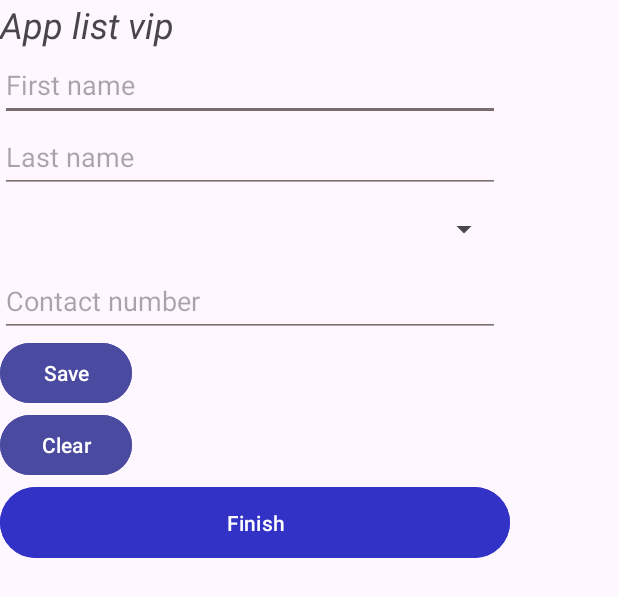
After one commit to LucasFariaTDS/App_Cursos, an Android app: the layout activity_spinner.xml on its own in the app's theme, with its tools: preview values and no code run, on a phone screen of 412 x 824 dp. The commit adds this screen. Shown: the top 597 px of the screen. Run offline under Robolectric (Android 15) with nearby library versions, the phone set to English and light mode, and no system bars.

Commit message:
activity_spinner att

```diff
--- a/app/src/main/java/com/example/app/database/DB.java
+++ b/app/src/main/java/com/example/app/database/DB.java
@@ -22,7 +22,7 @@ public class DB extends SQLiteOpenHelper implements BaseColumns {
     @Override
     public void onCreate(SQLiteDatabase sqLiteDatabase) {
         String criarDB = "CREATE TABLE " + DB.Table +
-                " ( " + DB.ID + " INTEGER PRIMARY KEY, "
+                "( " + DB.ID + " INTEGER PRIMARY KEY, "
                 + DB.Name + " text, "
                 + DB.LastName + " text, "
                 + DB.NumberContact + " text, "
--- a/app/src/main/java/com/example/app/view/MainActivity.java
+++ b/app/src/main/java/com/example/app/view/MainActivity.java
@@ -1,8 +1,6 @@
 package com.example.app.view;
 
 import android.os.Bundle;
-import android.view.View;
-import android.widget.AdapterView;
 import android.widget.ArrayAdapter;
 import android.widget.Button;
 import android.widget.EditText;
@@ -20,8 +18,10 @@ import com.example.app.model.People;
 public class MainActivity extends AppCompatActivity {
     private Button button_save, button_finish, button_clear;
     private EditText edit_first_name, edit_last_name, edit_contact_number;
+    private Spinner spinner_course;
     private PeopleController peopleController;
-    private Spinner edit_desired_course;
+    private DBController dbController;
+
 
     @Override
     protected void onCreate(Bundle savedInstanceState) {
@@ -29,16 +29,8 @@ public class MainActivity extends AppCompatActivity {
         EdgeToEdge.enable(this);
         setContentView(R.layout.activity_main);
 
-        edit_desired_course = findViewById(R.id.spinner_course);
-        ArrayAdapter<CharSequence> adapter = ArrayAdapter.createFromResource(
-                this,
-                R.array.itens_list,
-                android.R.layout.simple_spinner_item
-        );
-        adapter.setDropDownViewResource(android.R.layout.simple_spinner_dropdown_item);
-        edit_desired_course.setAdapter(adapter);
-
         peopleController = new PeopleController(this);
+        dbController = new DBController(this);
 
         edit_first_name = findViewById(R.id.editText_first_name);
         edit_last_name = findViewById(R.id.editText_last_name);
@@ -48,12 +40,19 @@ public class MainActivity extends AppCompatActivity {
         button_save = findViewById(R.id.button_save);
         button_finish = findViewById(R.id.button_finish);
 
+        spinner_course = findViewById(R.id.spinner_course);
+        ArrayAdapter<CharSequence> adapter = ArrayAdapter.createFromResource(
+                this,
+                R.array.itens_list,
+                android.R.layout.simple_spinner_item
+        );
+        adapter.setDropDownViewResource(android.R.layout.simple_spinner_dropdown_item);
+        spinner_course.setAdapter(adapter);
+
         button_save.setOnClickListener(v -> {
+            String result;
+            String selectedCourse = spinner_course.getSelectedItem().toString();
 
-            DBController db = new DBController(this);
-            String result;
-
-            String selectedCourse = edit_desired_course.getSelectedItem().toString();
             People people = new People(
                     edit_first_name.getText().toString(),
                     edit_last_name.getText().toString(),
@@ -61,7 +60,7 @@ public class MainActivity extends AppCompatActivity {
                     edit_contact_number.getText().toString());
 
             peopleController.savePeople(people);
-            result = db.insertData(people.getFirstName(),people.getLastName(),people.getDesiredCourse(),people.getContactNumber());
+            result = dbController.insertData(people.getFirstName(),people.getLastName(),people.getDesiredCourse(),people.getContactNumber());
             Toast.makeText(this, result, Toast.LENGTH_SHORT).show();
         });
 
@@ -69,7 +68,7 @@ public class MainActivity extends AppCompatActivity {
             edit_first_name.setText("");
             edit_last_name.setText("");
             edit_contact_number.setText("");
-            edit_desired_course.setSelection(0);
+            spinner_course.setSelection(0);
             peopleController.cleanPeopleData();
             Toast.makeText(this, "Fields cleared", Toast.LENGTH_SHORT).show();
         });
@@ -88,10 +87,10 @@ public class MainActivity extends AppCompatActivity {
         edit_last_name.setText(people.getLastName());
         edit_contact_number.setText(people.getContactNumber());
         String savedCourse = people.getDesiredCourse();
-        ArrayAdapter<CharSequence> adapter = (ArrayAdapter<CharSequence>) edit_desired_course.getAdapter();
+        ArrayAdapter<CharSequence> adapter = (ArrayAdapter<CharSequence>) spinner_course.getAdapter();
         int position = adapter.getPosition(savedCourse);
         if (position >= 0) {
-            edit_desired_course.setSelection(position);
+            spinner_course.setSelection(position);
         }
     }
 }
--- /dev/null
+++ b/app/src/main/res/layout/activity_spinner.xml
@@ -0,0 +1,90 @@
+<?xml version="1.0" encoding="utf-8"?>
+<androidx.appcompat.widget.LinearLayoutCompat xmlns:android="http://schemas.android.com/apk/res/android"
+    xmlns:tools="http://schemas.android.com/tools"
+    android:id="@+id/main"
+    android:layout_width="match_parent"
+    android:layout_height="match_parent"
+    android:backgroundTint="#C56E6E"
+    tools:context=".view.MainActivity">
+
+    <ScrollView
+        android:layout_width="match_parent"
+        android:layout_height="match_parent">
+
+        <LinearLayout
+            android:layout_width="match_parent"
+            android:layout_height="match_parent"
+            android:orientation="vertical">
+
+            <TextView
+                android:id="@+id/textView"
+                android:layout_width="wrap_content"
+                android:layout_height="wrap_content"
+                android:text="@string/txt_tittle"
+                android:textSize="24sp"
+                android:textStyle="italic" />
+
+            <EditText
+                android:id="@+id/editText_first_name"
+                android:layout_width="333dp"
+                android:layout_height="48dp"
+                android:backgroundTint="#7C6D6D"
+                android:ems="10"
+                android:hint="@string/txt_hint_edit_first_name"
+                android:inputType="text" />
+
+            <EditText
+                android:id="@+id/editText_last_name"
+                android:layout_width="333dp"
+                android:layout_height="48dp"
+                android:backgroundTint="#7C6D6D"
+                android:ems="10"
+                android:hint="@string/txt_hint_edit_last_name"
+                android:inputType="text" />
+
+            <Spinner
+                android:id="@+id/spinner_course"
+                android:layout_width="333dp"
+                android:layout_height="48dp"
+                android:hint="@string/text_hint_desired_course" />
+
+            <EditText
+                android:id="@+id/editText_contact_number"
+                android:layout_width="333dp"
+                android:layout_height="48dp"
+                android:backgroundTint="#7C6D6D"
+                android:ems="10"
+                android:hint="@string/txt_hint_edit_contact_number"
+                android:inputType="text"
+                tools:ignore="TextFields" />
+
+            <Button
+                android:id="@+id/button_save"
+                android:layout_width="wrap_content"
+                android:layout_height="wrap_content"
+                android:backgroundTint="#4A4AA0"
+                android:text="@string/txt_button_save" />
+
+            <Button
+                android:id="@+id/button_clear"
+                android:layout_width="wrap_content"
+                android:layout_height="wrap_content"
+                android:backgroundTint="#4A4AA0"
+                android:text="@string/txt_button_clear" />
+
+            <Button
+                android:id="@+id/button_finish"
+                android:layout_width="340dp"
+                android:layout_height="55dp"
+                android:backgroundTint="#3232C7"
+                android:text="@string/txt_button_finish" />
+
+            <LinearLayout
+                android:layout_width="match_parent"
+                android:layout_height="match_parent"
+                android:orientation="horizontal">
+            </LinearLayout>
+        </LinearLayout>
+    </ScrollView>
+
+</androidx.appcompat.widget.LinearLayoutCompat>
```
